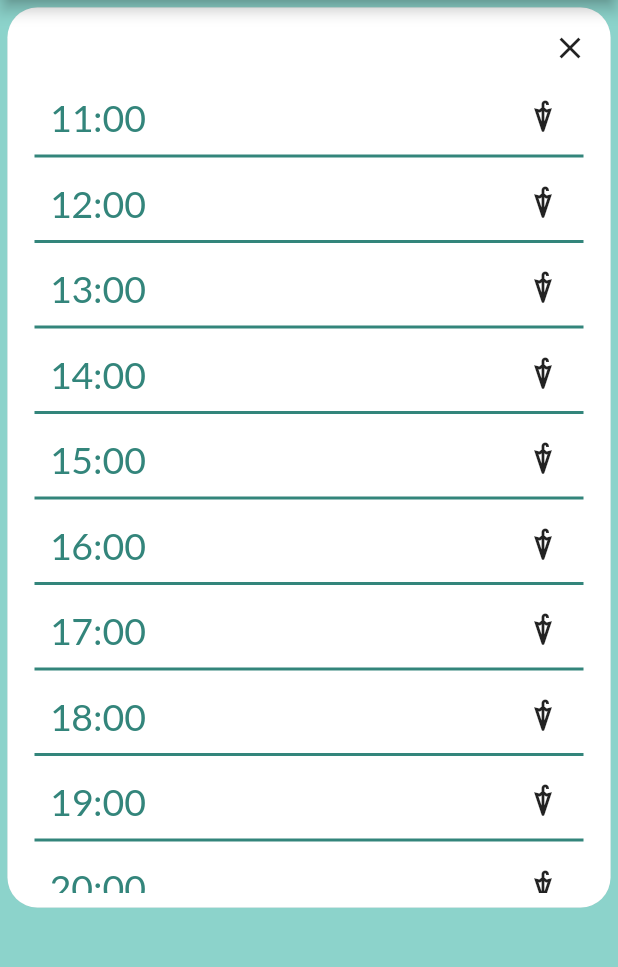
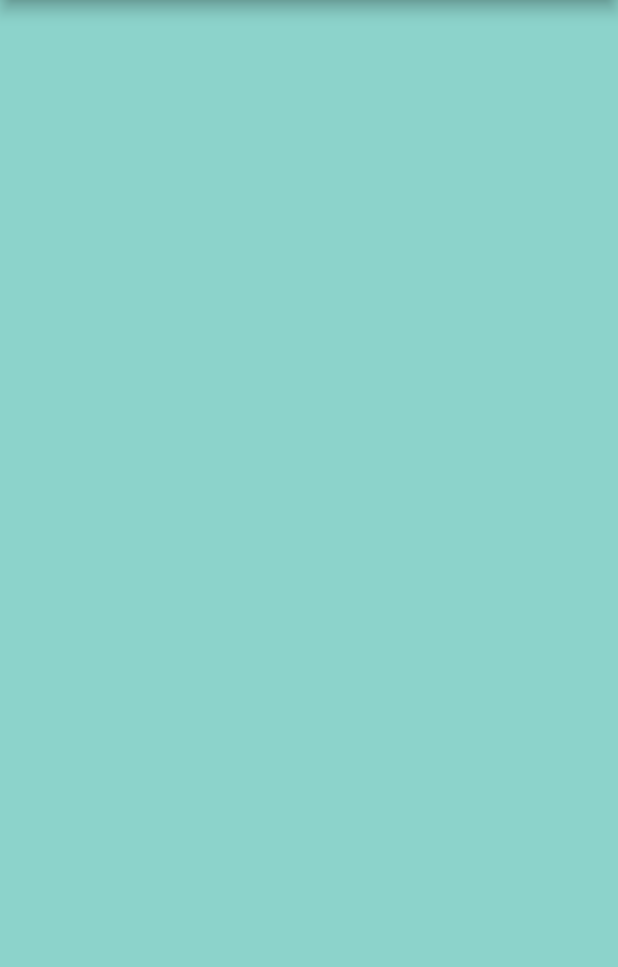
Before and after one commit to gtxn/weather-app-grp3, a Flutter app: the screen it shows after launch, on a phone screen of 412 x 824 dp, the part 84-1051 px from its top. Run offline on Flutter 3.47's test engine with Material 2 defaults, Android fonts, the phone set to English and light mode, and no system bars; our stand-ins replace google_fonts.

```diff
--- a/lib/components/WeatherOverlay.dart
+++ b/lib/components/WeatherOverlay.dart
@@ -50,6 +50,13 @@ class WeatherOverlay extends StatefulWidget {
 
 class _WeatherOverlayState extends State<WeatherOverlay> {
   Constants style = Constants();
+  bool _isVisible = false;
+
+  void _toggleState() {
+    setState(() {
+      _isVisible = !_isVisible;
+    });
+  }
 
   @override
   Widget build(BuildContext context) {
@@ -62,12 +69,12 @@ class _WeatherOverlayState extends State<WeatherOverlay> {
       items.add(ListItem('${nowStr}:00', 1));
     }
 
-    return Visibility(
-      visible: true,
-      maintainSize: true,
-      maintainAnimation: true,
-      maintainState: true,
-      child: Expanded(
+    return Expanded(
+      child: Visibility(
+        visible: _isVisible,
+        maintainSize: true,
+        maintainAnimation: true,
+        maintainState: true,
         child: Column(
           mainAxisAlignment: MainAxisAlignment.center,
           crossAxisAlignment: CrossAxisAlignment.center,
@@ -95,8 +102,11 @@ class _WeatherOverlayState extends State<WeatherOverlay> {
                     right: 20,
                     top: 20,
                     // TODO: close button implementation
-                    child: Icon(
-                      Icons.close,
+                    child: IconButton(
+                      onPressed: _toggleState,
+                      icon: Icon(
+                        Icons.close,
+                      ),
                     ),
                   ),
                 ],
```
